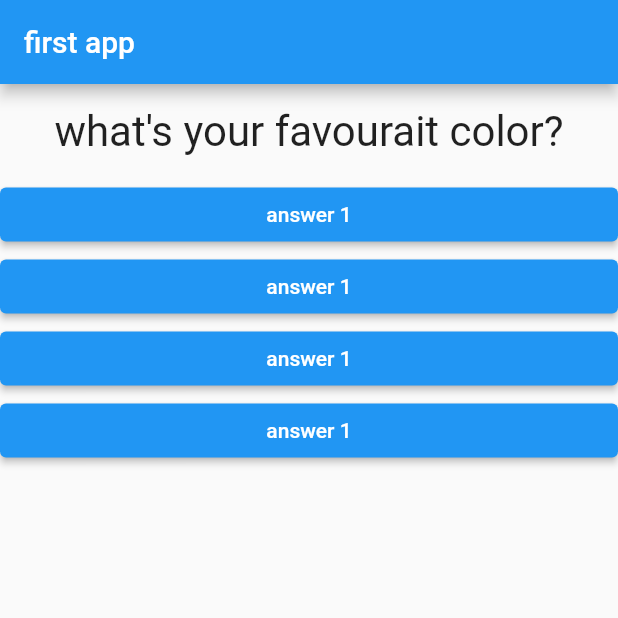
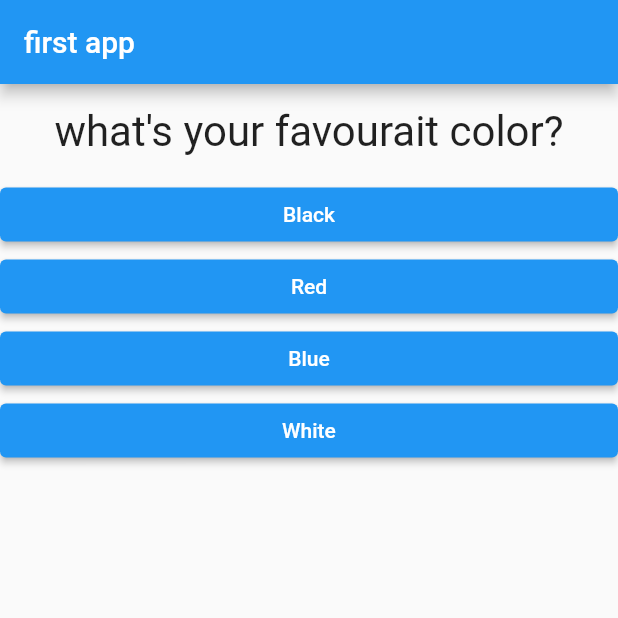
Before and after one commit to niguns7/QuizApp--flutter-, a Flutter app: the screen it shows after launch, on a phone screen of 412 x 824 dp, the top half of it. Run offline on Flutter 3.47's test engine with Material 2 defaults, Android fonts, the phone set to English and light mode, and no system bars.

Commit message:
answer send dynamically to Answer widget

```diff
--- a/lib/answer.dart
+++ b/lib/answer.dart
@@ -11,7 +11,7 @@ class Answer extends StatelessWidget {
     return Container(
       width: double.infinity,
       child: ElevatedButton(
-        child: Text('answer 1'),
+        child: Text(answerText),
         onPressed: SelectHandler,
       ),
     );
--- a/lib/main.dart
+++ b/lib/main.dart
@@ -53,12 +53,13 @@ class _MyAppState extends State<MyApp> {
         body: Column(
           children: [
             Question(
-              questions[_questionIndex]['questionText'], //passing a key
+              // the passed index will forwarded to here
+              questions[_questionIndex]['questionText'], //accesing to a specific key & index of question
             ),
-            ...(questions[_questionIndex]['answers'] as List<String>)
-            .map((answer) {
-              return Answer(_answerQuestion, answer);
-        }).toList()
+            ...(questions[_questionIndex]['answers'] as List<String>) //question index set the index of the question and answer is keyy which gives the lis of answers
+                .map((answer) {
+              return Answer(_answerQuestion, answer); //it passes the answer string to the Answer widget
+            }).toList()
           ],
         ),
       ),
```
